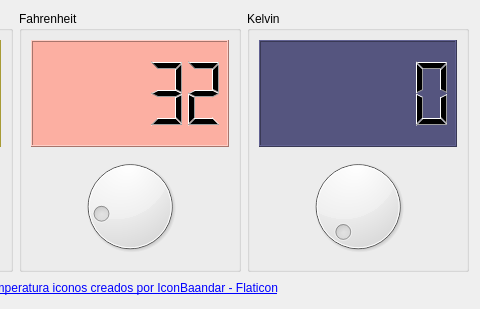
First picture: the form in conversor.ui, repository ALEVALENCIA112/P61-Conversor-Temperatura, before the edit; both pictures show x 220 to 700 and y 0 to 309 of the 700 by 309 pixel window.
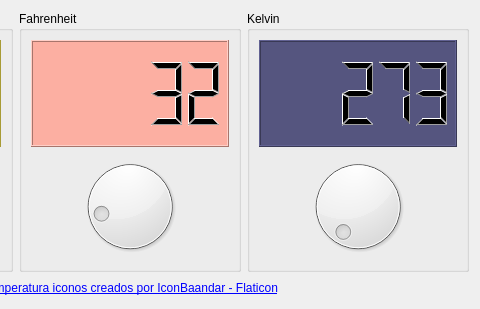
Second picture: the form after the edit. Icons and pictures are not drawn.

Commit message: Funcionamiento Total 2

What changed in the file:
```diff
--- a/conversor.ui
+++ b/conversor.ui
@@ -103,6 +103,9 @@
             <string notr="true">
 background-color: rgb(85, 85, 127);</string>
            </property>
+           <property name="intValue" stdset="0">
+            <number>273</number>
+           </property>
           </widget>
          </item>
          <item>
```
